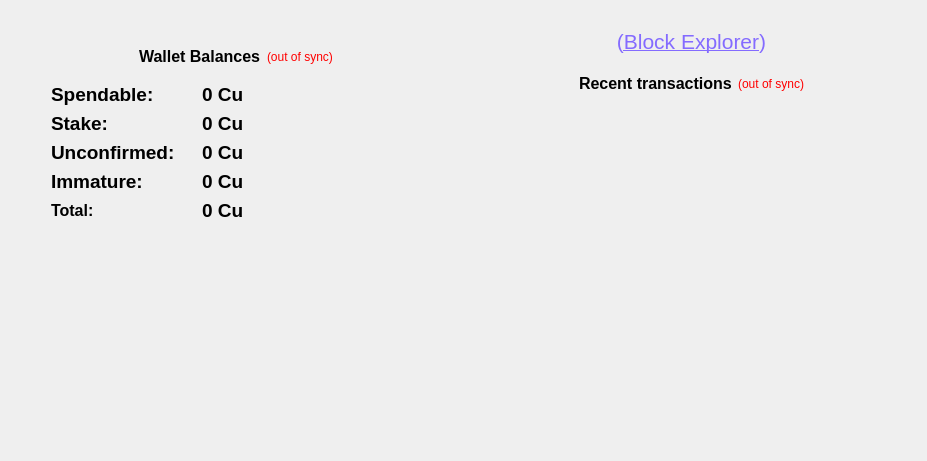
Old version of the form src/qt/forms/overviewpage.ui in the repository nerdlabs001-dev/coppercoin2020.
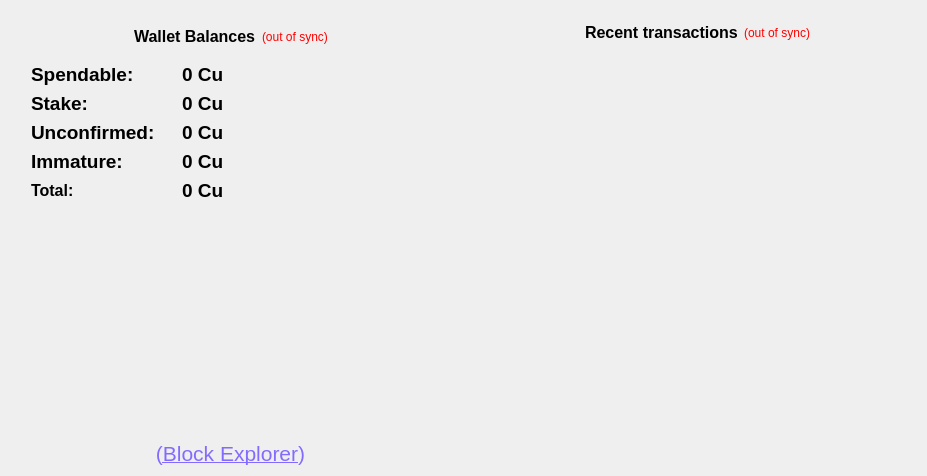
New version of the form. Icons and pictures are not drawn.

Commit message: toolbar icon size

```diff
--- a/src/qt/forms/overviewpage.ui
+++ b/src/qt/forms/overviewpage.ui
@@ -7,13 +7,25 @@
     <x>0</x>
     <y>0</y>
     <width>927</width>
-    <height>461</height>
+    <height>476</height>
    </rect>
   </property>
   <property name="windowTitle">
    <string>Form</string>
   </property>
   <layout class="QGridLayout" name="gridLayout_4">
+   <property name="leftMargin">
+    <number>0</number>
+   </property>
+   <property name="topMargin">
+    <number>0</number>
+   </property>
+   <property name="rightMargin">
+    <number>0</number>
+   </property>
+   <property name="bottomMargin">
+    <number>0</number>
+   </property>
    <item row="0" column="0">
     <widget class="QFrame" name="frame_4">
      <property name="styleSheet">
@@ -56,6 +68,18 @@
          <number>0</number>
         </property>
         <layout class="QGridLayout" name="gridLayout_2">
+         <property name="leftMargin">
+          <number>0</number>
+         </property>
+         <property name="topMargin">
+          <number>0</number>
+         </property>
+         <property name="rightMargin">
+          <number>0</number>
+         </property>
+         <property name="bottomMargin">
+          <number>0</number>
+         </property>
          <item row="0" column="0" colspan="2">
           <widget class="QFrame" name="frame_6">
            <property name="minimumSize">
@@ -71,6 +95,25 @@
             <enum>QFrame::Raised</enum>
            </property>
            <layout class="QGridLayout" name="gridLayout_5">
+            <item row="5" column="0">
+             <widget class="QLabel" name="label_2">
+              <property name="cursor">
+               <cursorShape>IBeamCursor</cursorShape>
+              </property>
+              <property name="text">
+               <string>&lt;html&gt;&lt;head/&gt;&lt;body&gt;&lt;p align=&quot;center&quot;&gt;&lt;span style=&quot; font-size:16pt; color:#846bff;&quot;&gt;(&lt;/span&gt;&lt;a href=&quot;https://www.openssl.org/&quot;&gt;&lt;span style=&quot; font-size:16pt; text-decoration: underline; color:#846bff;&quot;&gt;Block Explorer&lt;/span&gt;&lt;/a&gt;&lt;span style=&quot; font-size:16pt; color:#846bff;&quot;&gt;)&lt;/span&gt;&lt;/p&gt;&lt;/body&gt;&lt;/html&gt;</string>
+              </property>
+              <property name="textFormat">
+               <enum>Qt::RichText</enum>
+              </property>
+              <property name="wordWrap">
+               <bool>true</bool>
+              </property>
+              <property name="textInteractionFlags">
+               <set>Qt::LinksAccessibleByMouse|Qt::TextSelectableByKeyboard|Qt::TextSelectableByMouse</set>
+              </property>
+             </widget>
+            </item>
             <item row="4" column="0">
              <spacer name="verticalSpacer">
               <property name="orientation">
@@ -1177,6 +1220,7 @@
            <zorder>frame_3</zorder>
            <zorder>verticalSpacer</zorder>
            <zorder>verticalSpacer_2</zorder>
+           <zorder>label_2</zorder>
           </widget>
          </item>
         </layout>
@@ -1200,25 +1244,15 @@
          <enum>QFrame::Raised</enum>
         </property>
         <layout class="QGridLayout" name="gridLayout_6">
-         <item row="0" column="0" colspan="2">
-          <widget class="QLabel" name="label_2">
-           <property name="cursor">
-            <cursorShape>IBeamCursor</cursorShape>
-           </property>
-           <property name="text">
-            <string>&lt;html&gt;&lt;head/&gt;&lt;body&gt;&lt;p align=&quot;center&quot;&gt;&lt;span style=&quot; font-size:16pt; color:#846bff;&quot;&gt;(&lt;/span&gt;&lt;a href=&quot;https://www.openssl.org/&quot;&gt;&lt;span style=&quot; font-size:16pt; text-decoration: underline; color:#846bff;&quot;&gt;Block Explorer&lt;/span&gt;&lt;/a&gt;&lt;span style=&quot; font-size:16pt; color:#846bff;&quot;&gt;)&lt;/span&gt;&lt;/p&gt;&lt;/body&gt;&lt;/html&gt;</string>
-           </property>
-           <property name="textFormat">
-            <enum>Qt::RichText</enum>
-           </property>
-           <property name="wordWrap">
-            <bool>true</bool>
-           </property>
-           <property name="textInteractionFlags">
-            <set>Qt::LinksAccessibleByMouse|Qt::TextSelectableByKeyboard|Qt::TextSelectableByMouse</set>
-           </property>
-          </widget>
-         </item>
+         <property name="leftMargin">
+          <number>0</number>
+         </property>
+         <property name="topMargin">
+          <number>0</number>
+         </property>
+         <property name="rightMargin">
+          <number>0</number>
+         </property>
          <item row="1" column="1">
           <spacer name="verticalSpacer_5">
            <property name="orientation">
```
The commit also changes 2 other files.
